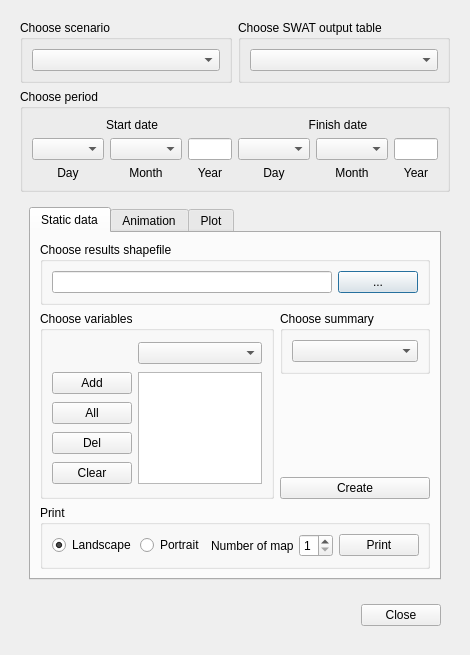
swat-model/QSWAT, file QSWAT3/QSWAT/ui_visualise.ui: the form before one commit.
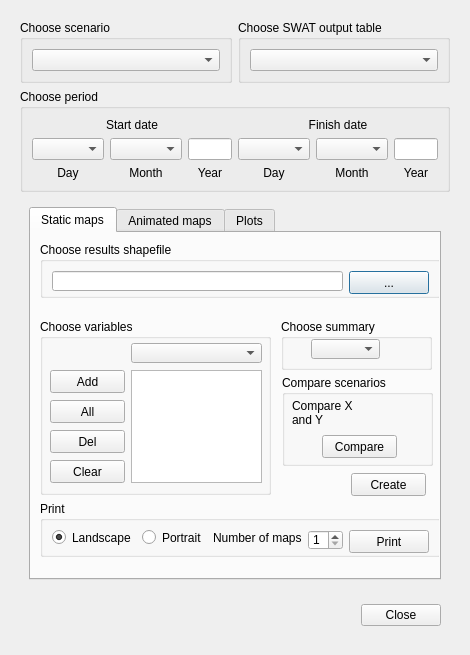
The form after the commit. Icons and pictures are not drawn.

```diff
--- a/QSWAT3/QSWAT/ui_visualise.ui
+++ b/QSWAT3/QSWAT/ui_visualise.ui
@@ -7,7 +7,7 @@
     <x>0</x>
     <y>0</y>
     <width>470</width>
-    <height>634</height>
+    <height>630</height>
    </rect>
   </property>
   <property name="sizePolicy">
@@ -38,7 +38,7 @@
   <layout class="QGridLayout" name="gridLayout_3">
    <item row="0" column="0">
     <widget class="QWidget" name="widget" native="true">
-     <layout class="QGridLayout" name="gridLayout_13">
+     <layout class="QGridLayout" name="gridLayout_12">
       <item row="0" column="0">
        <widget class="QGroupBox" name="scenarioBox">
         <property name="title">
@@ -85,7 +85,7 @@
           <height>391</height>
          </size>
         </property>
-        <layout class="QGridLayout" name="gridLayout_12">
+        <layout class="QGridLayout" name="gridLayout_10">
          <item row="0" column="0">
           <widget class="QTabWidget" name="tabWidget">
            <property name="sizePolicy">
@@ -99,11 +99,17 @@
            </property>
            <widget class="QWidget" name="staticTab">
             <attribute name="title">
-             <string>Static data</string>
+             <string>Static maps</string>
             </attribute>
-            <layout class="QGridLayout" name="gridLayout_16">
-             <item row="0" column="0" colspan="2">
               <widget class="QGroupBox" name="resultsFileBox">
+             <property name="geometry">
+              <rect>
+               <x>9</x>
+               <y>9</y>
+               <width>401</width>
+               <height>56</height>
+              </rect>
+             </property>
                <property name="sizePolicy">
                 <sizepolicy hsizetype="Preferred" vsizetype="Preferred">
                  <horstretch>0</horstretch>
@@ -115,10 +121,23 @@
                </property>
                <layout class="QGridLayout" name="gridLayout_8">
                 <item row="0" column="0">
-                 <widget class="QLineEdit" name="resultsFileEdit"/>
+               <widget class="QLineEdit" name="resultsFileEdit">
+                <property name="minimumSize">
+                 <size>
+                  <width>0</width>
+                  <height>20</height>
+                 </size>
+                </property>
+               </widget>
                 </item>
                 <item row="0" column="1">
                  <widget class="QPushButton" name="resultsFileButton">
+                <property name="minimumSize">
+                 <size>
+                  <width>0</width>
+                  <height>23</height>
+                 </size>
+                </property>
                   <property name="text">
                    <string>...</string>
                   </property>
@@ -126,22 +145,40 @@
                 </item>
                </layout>
               </widget>
-             </item>
-             <item row="1" column="0" rowspan="3">
               <widget class="QGroupBox" name="variablesBox">
+             <property name="geometry">
+              <rect>
+               <x>9</x>
+               <y>86</y>
+               <width>231</width>
+               <height>176</height>
+              </rect>
+             </property>
                <property name="title">
                 <string>Choose variables</string>
                </property>
-               <layout class="QGridLayout" name="gridLayout_15">
-                <item row="0" column="1">
                  <widget class="QComboBox" name="variableCombo">
+              <property name="geometry">
+               <rect>
+                <x>91</x>
+                <y>24</y>
+                <width>131</width>
+                <height>20</height>
+               </rect>
+              </property>
                   <property name="toolTip">
                    <string>Select variable to be added to list.</string>
                   </property>
                  </widget>
-                </item>
-                <item row="1" column="0">
                  <widget class="QPushButton" name="addButton">
+              <property name="geometry">
+               <rect>
+                <x>10</x>
+                <y>51</y>
+                <width>75</width>
+                <height>23</height>
+               </rect>
+              </property>
                   <property name="toolTip">
                    <string>Add chosen variable to list.</string>
                   </property>
@@ -149,9 +186,15 @@
                    <string>Add</string>
                   </property>
                  </widget>
-                </item>
-                <item row="1" column="1" rowspan="4">
                  <widget class="QListWidget" name="variableList">
+              <property name="geometry">
+               <rect>
+                <x>91</x>
+                <y>51</y>
+                <width>131</width>
+                <height>113</height>
+               </rect>
+              </property>
                   <property name="font">
                    <font>
                     <family>MS Shell Dlg 2</family>
@@ -167,9 +210,15 @@
                    <bool>false</bool>
                   </property>
                  </widget>
-                </item>
-                <item row="2" column="0">
                  <widget class="QPushButton" name="allButton">
+              <property name="geometry">
+               <rect>
+                <x>10</x>
+                <y>81</y>
+                <width>75</width>
+                <height>23</height>
+               </rect>
+              </property>
                   <property name="toolTip">
                    <string>Add all variables in current output table to list</string>
                   </property>
@@ -177,9 +226,15 @@
                    <string>All</string>
                   </property>
                  </widget>
-                </item>
-                <item row="3" column="0">
                  <widget class="QPushButton" name="delButton">
+              <property name="geometry">
+               <rect>
+                <x>10</x>
+                <y>111</y>
+                <width>75</width>
+                <height>23</height>
+               </rect>
+              </property>
                   <property name="toolTip">
                    <string>Delete selected variable from list.</string>
                   </property>
@@ -187,9 +242,15 @@
                    <string>Del</string>
                   </property>
                  </widget>
-                </item>
-                <item row="4" column="0">
                  <widget class="QPushButton" name="clearButton">
+              <property name="geometry">
+               <rect>
+                <x>10</x>
+                <y>141</y>
+                <width>75</width>
+                <height>23</height>
+               </rect>
+              </property>
                   <property name="toolTip">
                    <string>Remove all variables from the list.</string>
                   </property>
@@ -197,44 +258,90 @@
                    <string>Clear</string>
                   </property>
                  </widget>
-                </item>
-               </layout>
-              </widget>
-             </item>
-             <item row="1" column="1">
+            </widget>
               <widget class="QGroupBox" name="summaryBox">
+             <property name="geometry">
+              <rect>
+               <x>250</x>
+               <y>86</y>
+               <width>151</width>
+               <height>51</height>
+              </rect>
+             </property>
                <property name="title">
                 <string>Choose summary</string>
                </property>
-               <layout class="QGridLayout" name="gridLayout_14">
-                <item row="0" column="0">
                  <widget class="QComboBox" name="summaryCombo">
+              <property name="geometry">
+               <rect>
+                <x>30</x>
+                <y>20</y>
+                <width>69</width>
+                <height>20</height>
+               </rect>
+              </property>
                   <property name="minimumSize">
                    <size>
-                    <width>126</width>
+                <width>0</width>
+                <height>20</height>
+               </size>
+              </property>
+             </widget>
+            </widget>
+            <widget class="QGroupBox" name="compareGroup">
+             <property name="geometry">
+              <rect>
+               <x>251</x>
+               <y>142</y>
+               <width>151</width>
+               <height>91</height>
+              </rect>
+             </property>
+             <property name="title">
+              <string>Compare scenarios</string>
+             </property>
+             <widget class="QLabel" name="compareLabel">
+              <property name="geometry">
+               <rect>
+                <x>10</x>
+                <y>23</y>
+                <width>82</width>
+                <height>31</height>
+               </rect>
+              </property>
+              <property name="minimumSize">
+               <size>
+                <width>0</width>
                     <height>0</height>
                    </size>
                   </property>
-                 </widget>
-                </item>
-               </layout>
-              </widget>
-             </item>
-             <item row="2" column="1">
-              <spacer name="verticalSpacer">
-               <property name="orientation">
-                <enum>Qt::Vertical</enum>
-               </property>
-               <property name="sizeHint" stdset="0">
-                <size>
-                 <width>20</width>
-                 <height>126</height>
-                </size>
-               </property>
-              </spacer>
-             </item>
-             <item row="3" column="1">
+              <property name="text">
+               <string>&lt;html&gt;&lt;head/&gt;&lt;body&gt;&lt;p&gt;Compare X&lt;br&gt;and Y&lt;/p&gt;&lt;/body&gt;&lt;/html&gt;</string>
+              </property>
+             </widget>
+             <widget class="QPushButton" name="compareButton">
+              <property name="geometry">
+               <rect>
+                <x>40</x>
+                <y>60</y>
+                <width>75</width>
+                <height>23</height>
+               </rect>
+              </property>
+              <property name="text">
+               <string>Compare</string>
+              </property>
+             </widget>
+            </widget>
               <widget class="QPushButton" name="saveButton">
+             <property name="geometry">
+              <rect>
+               <x>320</x>
+               <y>240</y>
+               <width>75</width>
+               <height>23</height>
+              </rect>
+             </property>
                <property name="toolTip">
                 <string>Write data to results shapefile and display summary values for selected variable.</string>
                </property>
@@ -242,9 +349,15 @@
                 <string>Create</string>
                </property>
               </widget>
-             </item>
-             <item row="4" column="0" colspan="2">
               <widget class="QGroupBox" name="printGroup">
+             <property name="geometry">
+              <rect>
+               <x>9</x>
+               <y>268</y>
+               <width>401</width>
+               <height>56</height>
+              </rect>
+             </property>
                <property name="title">
                 <string>Print</string>
                </property>
@@ -278,6 +391,12 @@
                 </item>
                 <item row="0" column="3">
                  <widget class="QSpinBox" name="printCount">
+                <property name="minimumSize">
+                 <size>
+                  <width>0</width>
+                  <height>20</height>
+                 </size>
+                </property>
                   <property name="minimum">
                    <number>1</number>
                   </property>
@@ -288,6 +407,12 @@
                 </item>
                 <item row="0" column="4">
                  <widget class="QPushButton" name="printButton">
+                <property name="minimumSize">
+                 <size>
+                  <width>0</width>
+                  <height>23</height>
+                 </size>
+                </property>
                   <property name="toolTip">
                    <string>Create print composition.</string>
                   </property>
@@ -298,12 +423,10 @@
                 </item>
                </layout>
               </widget>
-             </item>
-            </layout>
            </widget>
            <widget class="QWidget" name="animationTab">
             <attribute name="title">
-             <string>Animation</string>
+             <string>Animated maps</string>
             </attribute>
             <layout class="QGridLayout" name="gridLayout_9">
              <item row="0" column="0" colspan="8">
@@ -687,9 +810,9 @@
            </widget>
            <widget class="QWidget" name="tab">
             <attribute name="title">
-             <string>Plot</string>
+             <string>Plots</string>
             </attribute>
-            <layout class="QGridLayout" name="gridLayout_17">
+            <layout class="QGridLayout" name="gridLayout_13">
              <item row="0" column="0" colspan="4">
               <widget class="QGroupBox" name="observedFileBox">
                <property name="title">
```
Left out of the diff: 344 changed lines with no effect on the pictures. Lines whose indentation alone changed are shown as unchanged.
